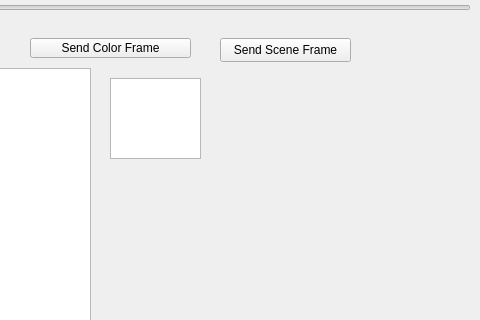
minotor-org/minotor, file mainwindow.ui: the form before one commit; both pictures show x 360 to 840 and y 129 to 449 of the 840 by 534 pixel window.
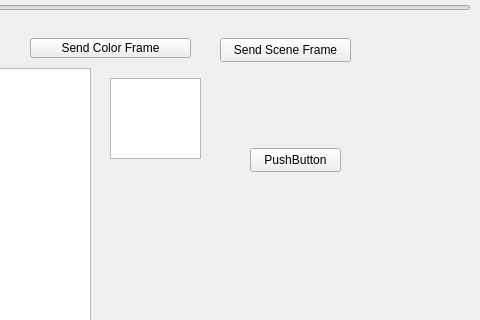
The form after the commit.

What changed in the file:
```diff
--- a/mainwindow.ui
+++ b/mainwindow.ui
@@ -285,6 +285,19 @@
      <string>Send Scene Frame</string>
     </property>
    </widget>
+   <widget class="QPushButton" name="pushButton_2">
+    <property name="geometry">
+     <rect>
+      <x>610</x>
+      <y>260</y>
+      <width>91</width>
+      <height>24</height>
+     </rect>
+    </property>
+    <property name="text">
+     <string>PushButton</string>
+    </property>
+   </widget>
   </widget>
   <widget class="QMenuBar" name="menuBar">
    <property name="geometry">
```
